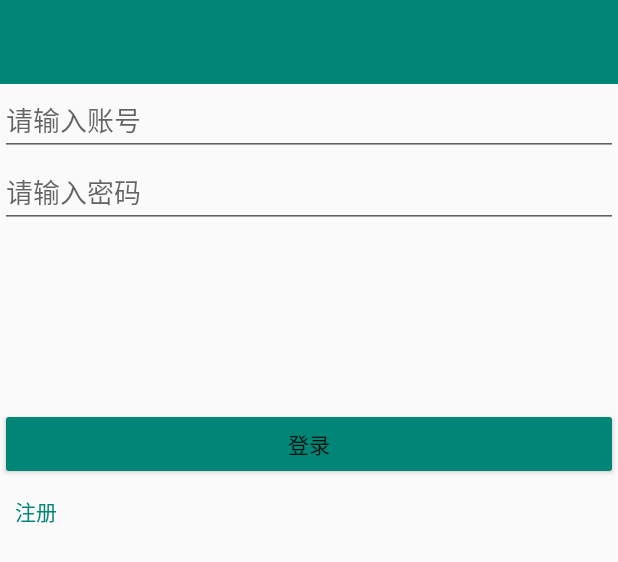
After one commit to aicareles/GitClub-Android, an Android app: the layout activity_login.xml on its own in the app's theme, with its tools: preview values and no code run, on a phone screen of 412 x 824 dp. The commit adds this screen. Shown: the top 562 px of the screen. Run offline under Robolectric (Android 15) with nearby library versions, the phone set to English and light mode, and no system bars; network calls fail.

Commit message:
添加登陆注册页面

```diff
--- a/app/build.gradle
+++ b/app/build.gradle
@@ -64,4 +64,8 @@ dependencies {
     implementation 'com.flyco.roundview:FlycoRoundView_Lib:1.1.4@aar'
     implementation 'com.flyco.tablayout:FlycoTabLayout_Lib:2.1.2@aar'
 //    implementation 'com.github.wangjiegulu:ShadowViewHelper:1.0.0'
+
+    //AptPreferences是基于面向对象设计的快速持久化框架
+    implementation 'com.github.joyrun.AptPreferences:aptpreferences:0.9.5'
+    annotationProcessor 'com.github.joyrun.AptPreferences:aptpreferences-compiler:0.9.5'
 }
--- a/app/src/main/AndroidManifest.xml
+++ b/app/src/main/AndroidManifest.xml
@@ -12,7 +12,7 @@
         android:roundIcon="@mipmap/ic_launcher_round"
         android:supportsRtl="true"
         android:theme="@style/Theme.DesignDemo">
-        <activity android:name=".code.activity.MainActivity">
+        <activity android:name=".code.activity.LoginActivity">
             <intent-filter>
                 <action android:name="android.intent.action.MAIN" />
 
@@ -21,6 +21,8 @@
         </activity>
         <activity android:name=".code.activity.SearchActivity" />
         <activity android:name=".code.activity.MyActivity" />
+        <activity android:name=".code.activity.MainActivity"
+            android:launchMode="singleTask"/>
     </application>
 
 </manifest>
--- a/app/src/main/java/com/i502tech/gitclub/code/activity/MainActivity.java
+++ b/app/src/main/java/com/i502tech/gitclub/code/activity/MainActivity.java
@@ -5,6 +5,7 @@ import android.support.annotation.Nullable;
 import android.support.v4.widget.SwipeRefreshLayout;
 import android.support.v7.widget.RecyclerView;
 import android.support.v7.widget.StaggeredGridLayoutManager;
+import android.util.Log;
 import android.widget.TextView;
 
 import com.chad.library.adapter.base.BaseQuickAdapter;
@@ -12,6 +13,7 @@ import com.i502tech.gitclub.R;
 import com.i502tech.gitclub.base.BaseActivity;
 import com.i502tech.gitclub.code.adapter.ArticleAdapter;
 import com.i502tech.gitclub.code.bean.Article;
+import com.i502tech.gitclub.code.bean.User;
 import com.i502tech.gitclub.code.view.FloatingActionLayout;
 import com.i502tech.gitclub.code.viewmodel.ArticleViewModel;
 
--- a/app/src/main/java/com/i502tech/gitclub/code/di/component/ActivityComponent.java
+++ b/app/src/main/java/com/i502tech/gitclub/code/di/component/ActivityComponent.java
@@ -1,5 +1,6 @@
 package com.i502tech.gitclub.code.di.component;
 
+import com.i502tech.gitclub.code.activity.LoginActivity;
 import com.i502tech.gitclub.code.activity.MainActivity;
 import com.i502tech.gitclub.code.activity.MyActivity;
 import com.i502tech.gitclub.code.activity.SearchActivity;
@@ -20,4 +21,5 @@ public interface ActivityComponent {
     void inject(SearchActivity searchActivity);
     void inject(MyActivity myActivity);
     void inject(ArticleTypeFragment articleTypeFragment);
+    void inject(LoginActivity loginActivity);
 }
--- /dev/null
+++ b/app/src/main/res/layout/activity_login.xml
@@ -0,0 +1,38 @@
+<?xml version="1.0" encoding="utf-8"?>
+<LinearLayout xmlns:android="http://schemas.android.com/apk/res/android"
+    xmlns:app="http://schemas.android.com/apk/res-auto"
+    android:orientation="vertical"
+    android:layout_width="match_parent"
+    android:layout_height="match_parent">
+
+    <include layout="@layout/toolbar_layout"/>
+
+    <EditText
+        android:id="@+id/et_count"
+        android:layout_width="match_parent"
+        android:layout_height="wrap_content"
+        android:hint="请输入账号"/>
+
+    <EditText
+        android:id="@+id/et_passward"
+        android:layout_width="match_parent"
+        android:layout_height="wrap_content"
+        android:hint="请输入密码"/>
+
+    <Button
+        android:id="@+id/btn_login"
+        android:layout_width="match_parent"
+        android:layout_height="wrap_content"
+        app:backgroundTint="@color/colorPrimary"
+        android:layout_marginTop="120dp"
+        android:text="登录"/>
+
+    <TextView
+        android:id="@+id/tv_register"
+        android:layout_width="wrap_content"
+        android:layout_height="wrap_content"
+        android:textColor="@color/colorPrimary"
+        android:layout_margin="10dp"
+        android:text="注册"/>
+
+</LinearLayout>
--- a/app/src/main/res/layout/activity_my.xml
+++ b/app/src/main/res/layout/activity_my.xml
@@ -9,6 +9,11 @@
         android:layout_width="match_parent"
         android:layout_height="wrap_content">
 
+        <Button
+            android:id="@+id/btn_logout"
+            android:layout_width="wrap_content"
+            android:layout_height="wrap_content"
+            android:text="退出"/>
 
     </RelativeLayout>
 
```
Also changed, not shown: app/src/main/java/com/i502tech/gitclub/App.java (+19 -0 lines), app/src/main/java/com/i502tech/gitclub/app/Settings.java (added, +21 -0 lines), app/src/main/java/com/i502tech/gitclub/code/activity/LoginActivity.java (added, +97 -0 lines), app/src/main/java/com/i502tech/gitclub/code/activity/MyActivity.java (+14 -0 lines), app/src/main/java/com/i502tech/gitclub/code/repository/UserRepository.java (+24 -0 lines), app/src/main/java/com/i502tech/gitclub/code/viewmodel/UserViewModel.java (+8 -3 lines), app/src/main/java/com/i502tech/gitclub/utils/BeanUtils.java (added, +148 -0 lines).
